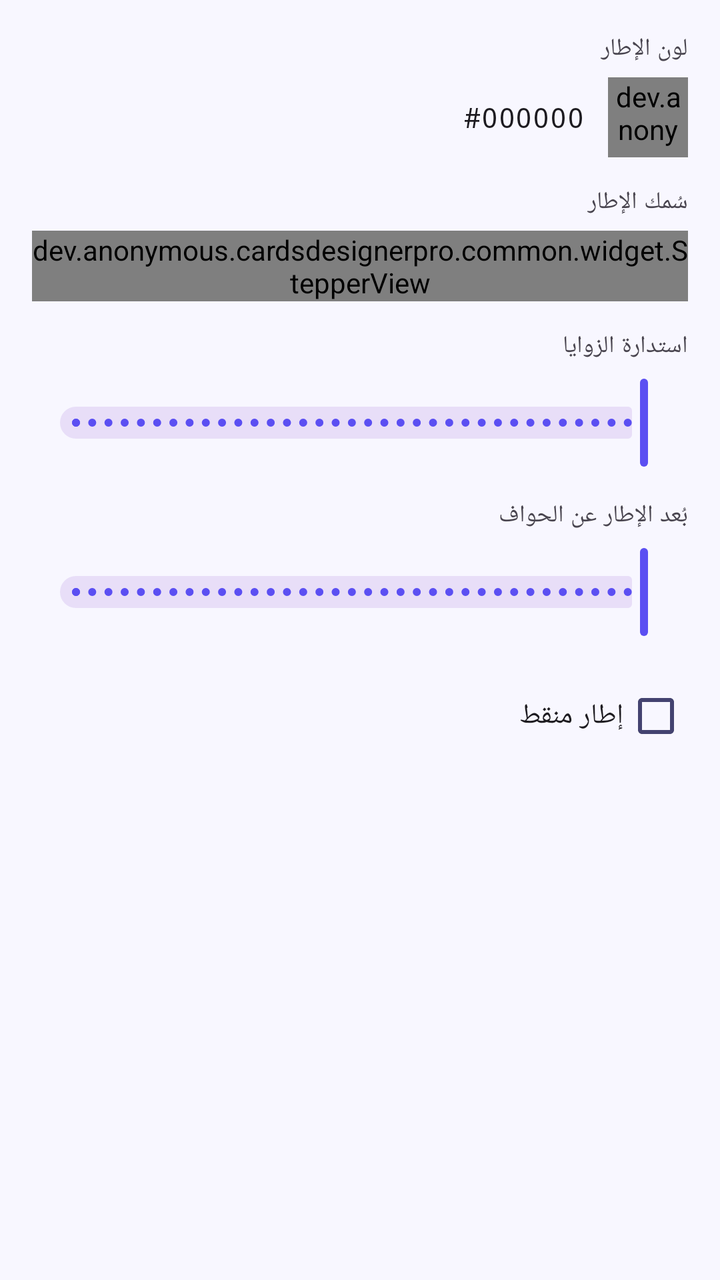
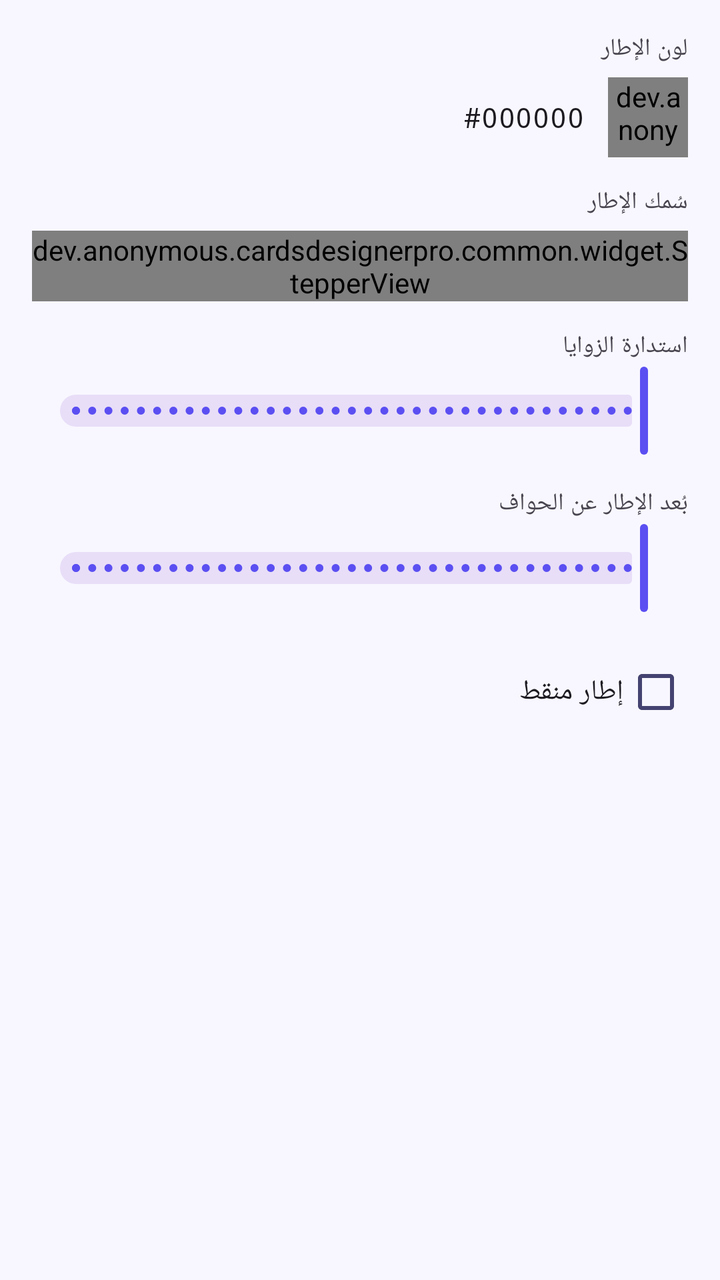

Two renders of the same Android screen: before a commit and after it. Below are the layout's source before the change and the commit's diff.
<!-- AndroidManifest.xml: application theme Theme.CardsDesignerPro -->
<!-- res/layout/fragment_prop_frame.xml -->
<?xml version="1.0" encoding="utf-8"?>
<ScrollView xmlns:android="http://schemas.android.com/apk/res/android"
    xmlns:app="http://schemas.android.com/apk/res-auto"
    android:layout_width="match_parent" android:layout_height="match_parent" android:layoutDirection="rtl">
    <LinearLayout android:layout_width="match_parent" android:layout_height="wrap_content"
        android:orientation="vertical" android:padding="16dp">

        <TextView android:layout_width="match_parent" android:layout_height="wrap_content"
            android:text="@string/prop_frame_color" android:textAppearance="?attr/textAppearanceLabelMedium"
            android:layout_marginBottom="6dp" />
        <LinearLayout android:layout_width="match_parent" android:layout_height="wrap_content"
            android:orientation="horizontal" android:gravity="center_vertical" android:layout_marginBottom="14dp">
            <dev.anonymous.cardsdesignerpro.common.widget.ColorPreviewView android:id="@+id/cpv_frame_color"
                android:layout_width="40dp" android:layout_height="40dp" android:layout_marginEnd="12dp" />
            <TextView android:id="@+id/tv_color_hex" android:layout_width="wrap_content"
                android:layout_height="wrap_content" android:fontFamily="monospace"
                android:textAppearance="?attr/textAppearanceBodyMedium" android:text="#000000" />
        </LinearLayout>

        <TextView android:layout_width="match_parent" android:layout_height="wrap_content"
            android:text="@string/prop_frame_thickness" android:textAppearance="?attr/textAppearanceLabelMedium"
            android:layout_marginBottom="6dp" />
        <dev.anonymous.cardsdesignerpro.common.widget.StepperView android:id="@+id/stepper_thickness"
            android:layout_width="wrap_content" android:layout_height="wrap_content" android:layout_marginBottom="14dp" />

        <TextView android:layout_width="match_parent" android:layout_height="wrap_content"
            android:text="@string/prop_frame_corner_radius" android:textAppearance="?attr/textAppearanceLabelMedium"
            android:layout_marginBottom="6dp" />
        <com.google.android.material.slider.Slider android:id="@+id/slider_corner_radius"
            android:layout_width="match_parent" android:layout_height="wrap_content"
            android:valueFrom="0" android:valueTo="100" android:stepSize="1" android:layout_marginBottom="14dp" />

        <TextView android:layout_width="match_parent" android:layout_height="wrap_content"
            android:text="@string/prop_frame_padding" android:textAppearance="?attr/textAppearanceLabelMedium"
            android:layout_marginBottom="6dp" />
        <com.google.android.material.slider.Slider android:id="@+id/slider_padding"
            android:layout_width="match_parent" android:layout_height="wrap_content"
            android:valueFrom="0" android:valueTo="60" android:stepSize="1" android:layout_marginBottom="14dp" />

        <com.google.android.material.checkbox.MaterialCheckBox android:id="@+id/cb_dashed"
            android:layout_width="match_parent" android:layout_height="wrap_content"
            android:text="@string/prop_frame_dashed" android:layout_marginBottom="8dp" />

        <LinearLayout android:id="@+id/layout_dash_options" android:layout_width="match_parent"
            android:layout_height="wrap_content" android:orientation="vertical" android:visibility="gone">
            <TextView android:layout_width="match_parent" android:layout_height="wrap_content"
                android:text="@string/prop_frame_dash_length" android:textAppearance="?attr/textAppearanceLabelMedium"
                android:layout_marginBottom="6dp" />
            <com.google.android.material.slider.Slider android:id="@+id/slider_dash_length"
                android:layout_width="match_parent" android:layout_height="wrap_content"
                android:valueFrom="2" android:valueTo="60" android:stepSize="1" android:layout_marginBottom="8dp" />
            <TextView android:layout_width="match_parent" android:layout_height="wrap_content"
                android:text="@string/prop_frame_dash_gap" android:textAppearance="?attr/textAppearanceLabelMedium"
                android:layout_marginBottom="6dp" />
            <com.google.android.material.slider.Slider android:id="@+id/slider_dash_gap"
                android:layout_width="match_parent" android:layout_height="wrap_content"
                android:valueFrom="0" android:valueTo="40" android:stepSize="1" android:layout_marginBottom="8dp" />
            <com.google.android.material.checkbox.MaterialCheckBox android:id="@+id/cb_dash_rounded"
                android:layout_width="match_parent" android:layout_height="wrap_content"
                android:text="@string/prop_frame_dash_rounded" />
        </LinearLayout>
    </LinearLayout>
</ScrollView>
<!-- resources referenced by this layout -->
<resources>
  <string name="prop_frame_color">لون الإطار</string>
  <string name="prop_frame_corner_radius">استدارة الزوايا</string>
  <string name="prop_frame_dash_gap">حجم الفراغات</string>
  <string name="prop_frame_dash_length">طول الشرطة</string>
  <string name="prop_frame_dash_rounded">نقاط مستديرة</string>
  <string name="prop_frame_dashed">إطار منقط</string>
  <string name="prop_frame_padding">بُعد الإطار عن الحواف</string>
  <string name="prop_frame_thickness">سُمك الإطار</string>
  <style name="Theme.CardsDesignerPro" parent="Base.Theme.CardsDesignerPro" />
  <style name="Base.Theme.CardsDesignerPro" parent="Theme.Material3.DayNight.NoActionBar">
          <item name="colorPrimary">@color/md_theme_light_primary</item>
          <item name="colorOnPrimary">@color/md_theme_light_onPrimary</item>
          <item name="colorPrimaryContainer">@color/md_theme_light_primaryContainer</item>
          <item name="colorOnPrimaryContainer">@color/md_theme_light_onPrimaryContainer</item>
          <item name="colorSecondary">@color/md_theme_light_secondary</item>
          <item name="colorOnSecondary">@color/md_theme_light_onSecondary</item>
          <item name="android:colorBackground">@color/md_theme_light_background</item>
          <item name="colorSurface">@color/md_theme_light_surface</item>
          <item name="colorOnSurface">@color/md_theme_light_onSurface</item>
          <item name="colorSurfaceVariant">@color/md_theme_light_surfaceVariant</item>
          <item name="colorOnSurfaceVariant">@color/md_theme_light_onSurfaceVariant</item>
          <item name="colorOutline">@color/md_theme_light_outline</item>
          <item name="colorError">@color/md_theme_light_error</item>
          <item name="colorOnError">@color/md_theme_light_onError</item>
          <item name="android:statusBarColor">?attr/colorSurface</item>
          <item name="android:windowLightStatusBar">true</item>
          <item name="android:layoutDirection">rtl</item>
          <item name="android:supportsRtl">true</item>
      </style>
  <color name="md_theme_light_primary">#FF5B4FF2</color>
  <color name="md_theme_light_onPrimary">#FFFFFFFF</color>
  <color name="md_theme_light_primaryContainer">#FFE8E5FF</color>
  <color name="md_theme_light_onPrimaryContainer">#FF1A006E</color>
  <color name="md_theme_light_secondary">#FF00BFA5</color>
  <color name="md_theme_light_onSecondary">#FFFFFFFF</color>
  <color name="md_theme_light_background">#FFF8F7FF</color>
  <color name="md_theme_light_surface">#FFFFFFFF</color>
  <color name="md_theme_light_onSurface">#FF1A1A2E</color>
  <color name="md_theme_light_surfaceVariant">#FFE8E5FF</color>
  <color name="md_theme_light_onSurfaceVariant">#FF444370</color>
  <color name="md_theme_light_outline">#FF7A78A6</color>
  <color name="md_theme_light_error">#FFB3261E</color>
  <color name="md_theme_light_onError">#FFFFFFFF</color>
</resources>

<!-- the commit's change to res/layout/fragment_prop_frame.xml (unified diff, before → after) -->
@@ -25,16 +25,18 @@
 
         <TextView android:layout_width="match_parent" android:layout_height="wrap_content"
             android:text="@string/prop_frame_corner_radius" android:textAppearance="?attr/textAppearanceLabelMedium"
-            android:layout_marginBottom="6dp" />
+            android:layout_marginBottom="0dp" />
         <com.google.android.material.slider.Slider android:id="@+id/slider_corner_radius"
             android:layout_width="match_parent" android:layout_height="wrap_content"
+            app:labelBehavior="floating"
             android:valueFrom="0" android:valueTo="100" android:stepSize="1" android:layout_marginBottom="14dp" />
 
         <TextView android:layout_width="match_parent" android:layout_height="wrap_content"
             android:text="@string/prop_frame_padding" android:textAppearance="?attr/textAppearanceLabelMedium"
-            android:layout_marginBottom="6dp" />
+            android:layout_marginBottom="0dp" />
         <com.google.android.material.slider.Slider android:id="@+id/slider_padding"
             android:layout_width="match_parent" android:layout_height="wrap_content"
+            app:labelBehavior="floating"
             android:valueFrom="0" android:valueTo="60" android:stepSize="1" android:layout_marginBottom="14dp" />
 
         <com.google.android.material.checkbox.MaterialCheckBox android:id="@+id/cb_dashed"
@@ -45,15 +47,17 @@
             android:layout_height="wrap_content" android:orientation="vertical" android:visibility="gone">
             <TextView android:layout_width="match_parent" android:layout_height="wrap_content"
                 android:text="@string/prop_frame_dash_length" android:textAppearance="?attr/textAppearanceLabelMedium"
-                android:layout_marginBottom="6dp" />
+                android:layout_marginBottom="0dp" />
             <com.google.android.material.slider.Slider android:id="@+id/slider_dash_length"
                 android:layout_width="match_parent" android:layout_height="wrap_content"
+                app:labelBehavior="floating"
                 android:valueFrom="2" android:valueTo="60" android:stepSize="1" android:layout_marginBottom="8dp" />
             <TextView android:layout_width="match_parent" android:layout_height="wrap_content"
                 android:text="@string/prop_frame_dash_gap" android:textAppearance="?attr/textAppearanceLabelMedium"
-                android:layout_marginBottom="6dp" />
+                android:layout_marginBottom="0dp" />
             <com.google.android.material.slider.Slider android:id="@+id/slider_dash_gap"
                 android:layout_width="match_parent" android:layout_height="wrap_content"
+                app:labelBehavior="floating"
                 android:valueFrom="0" android:valueTo="40" android:stepSize="1" android:layout_marginBottom="8dp" />
             <com.google.android.material.checkbox.MaterialCheckBox android:id="@+id/cb_dash_rounded"
                 android:layout_width="match_parent" android:layout_height="wrap_content"
